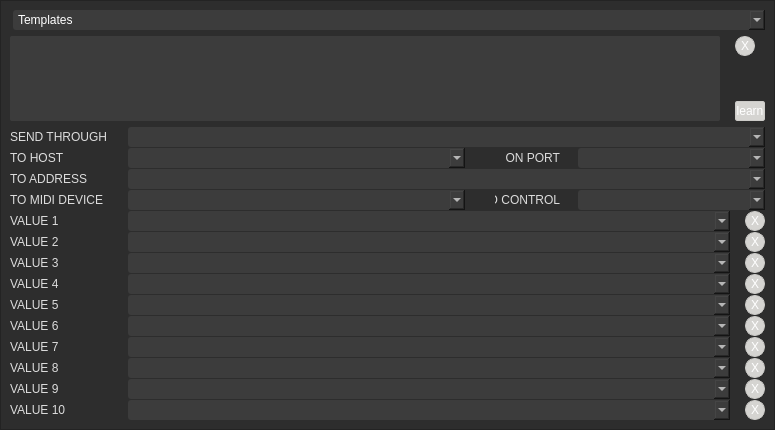
The window that interfaces/extoscpatterneditor.ui (languel/IanniX) describes before a commit, drawn with Qt 5.
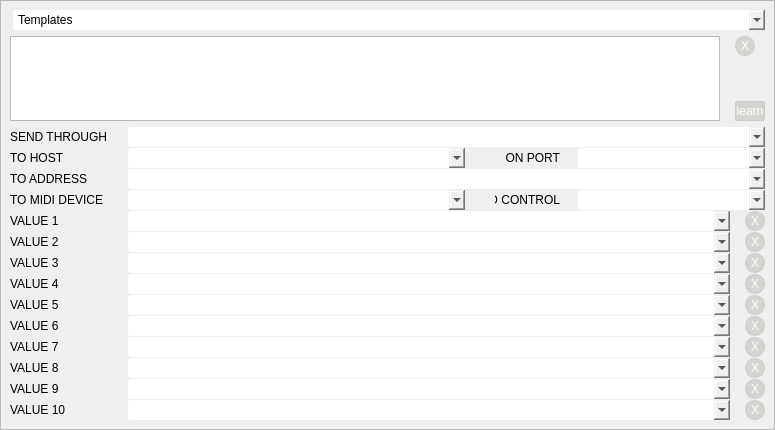
The same window after the commit. Icons and pictures are not drawn. Custom widgets are drawn as their Qt base class.

Patch:
```diff
--- a/interfaces/extoscpatterneditor.ui
+++ b/interfaces/extoscpatterneditor.ui
@@ -25,53 +25,21 @@
 	margin: 					0px;
 	padding: 					0px;
 }
-QLabel {
-	font: 						9px &quot;Museo Sans&quot;, &quot;Museo Sans 500&quot;, &quot;Arial&quot;;
-	color: 						rgb(220, 220, 220);
-}
 QLineEdit {
 	background: 			transparent;
 	border: 					0px solid black;
 }
-
-QFrame#global {
-	background-color:	rgb(45, 45, 45);
-}
 QPlainTextEdit#patternEdit {
 	font: 11px &quot;Lucida Console&quot;, &quot;Monaco&quot;, &quot;Monospace&quot;;
 }
-
-
-QPlainTextEdit, QComboBox {
-	min-height: 				20px;
-	color: 					white;
-	border: 					0px solid black;
-	border-radius: 		2px;
-	background-color: 	rgb(60, 60, 60);
-}
-
 QComboBox {
 	margin-left: 		3px;
 	border-radius: 	3px;
-	selection-color: 	black;
 	padding-left: 		5px;
-	selection-color: 	black;
-}
-QComboBox::drop-down {
-	width: 						10px;
-	padding: 					2px;
-	border: 					0px solid black;
-	background: 			rgb(0, 187, 255);
-    image: 						url(:/icons/res_icon_down.png);
 }
 QComboBox QAbstractItemView {
 	min-height: 				50px;
 }
-
-
-
-
-
 QPushButton {
 	border: 					1px solid rgb(204, 203, 200);
 	border-radius: 		10px;
@@ -87,49 +55,7 @@
 }
 QPushButton#patternLearn {
 	border-radius: 		2px;
-}
-
-QTextEdit#help {
-	color: 						white;
-	background-color:	transparent;
-}
-
-
-QScrollBar:vertical, QScrollBar:horizontal {
-	border: 				0px solid black;
-	background: 		rgba(255, 255, 255, 32);
-}
-QScrollBar::handle:vertical, QScrollBar::handle:horizontal {
-	border: 				0px solid black;
-	background: 		rgb(161, 161, 161);
-	border-radius: 	3px;
-}
-QScrollBar:vertical {						width: 			8px;					}
-QScrollBar:horizontal {					height: 		8px;				}
-QScrollBar::handle:vertical {			min-height: 8px;		}
-QScrollBar::handle:horizontal {	min-width: 	8px;			}
-QScrollBar::add-line:vertical, QScrollBar::add-line:hozirontal, QScrollBar::sub-line:vertical, QScrollBar::sub-line:horizontal, QScrollBar::up-arrow:vertical, QScrollBar::up-arrow:horizontal, QScrollBar::down-arrow:vertical, QScrollBar::down-arrow:horizontal {
-	border: 			0px solid black;
-	background: 	transparent;
-	width: 				1px;
-	height: 			1px;
-}
-QScrollBar::add-page:vertical, QScrollBar::sub-page:vertical, QScrollBar::add-page:horizontal, QScrollBar::sub-page:horizontal {
-	background: 	none;
-}
-
-QSplitter::handle {
-	background: 							rgb(255, 255, 255, 30);
-}
-QSplitter::handle:pressed {
-	background: 							rgb(0, 187, 255);
- }
-QSplitter::handle:horizontal	 	{	width: 	4px; }
-QSplitter::handle:vertical     		{	height:	4px; }
-
-QSplitter::handle:horizontal	 	{	width: 4px; }
-QSplitter::handle:vertical     		{	height: 4px; }
-</string>
+}</string>
   </property>
   <layout class="QHBoxLayout" name="horizontalLayout_2">
    <property name="spacing">
```
